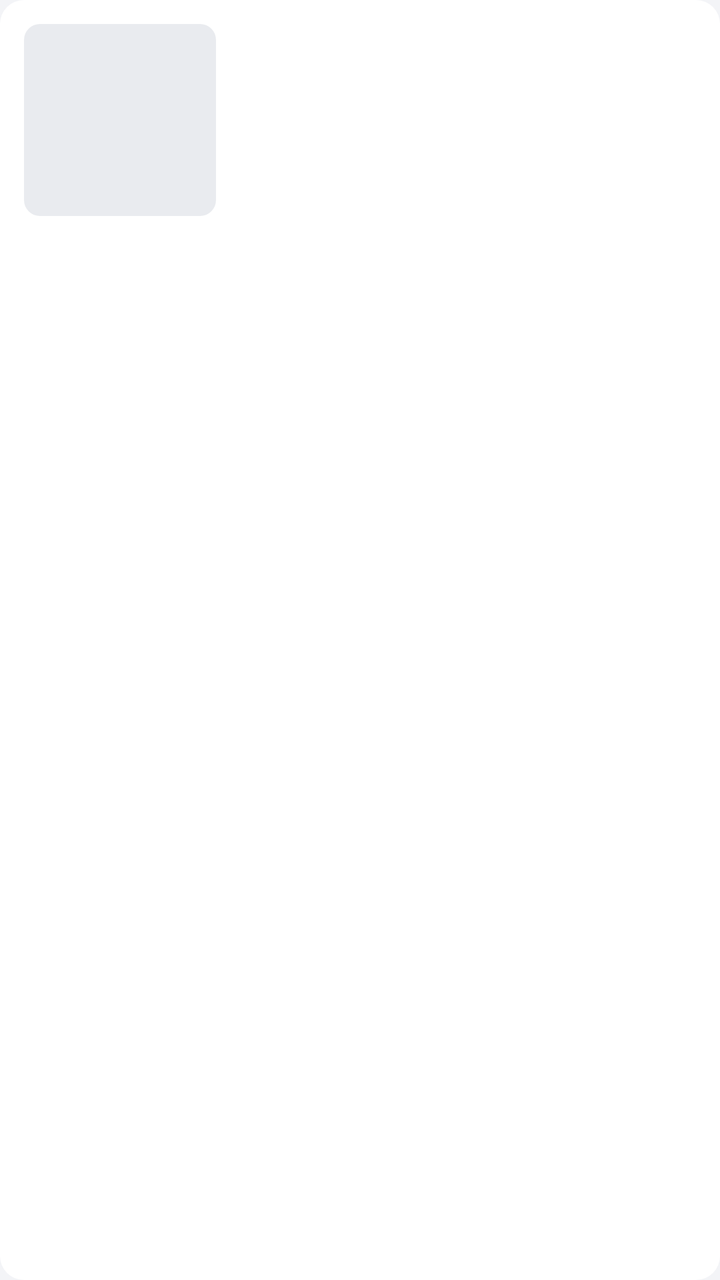
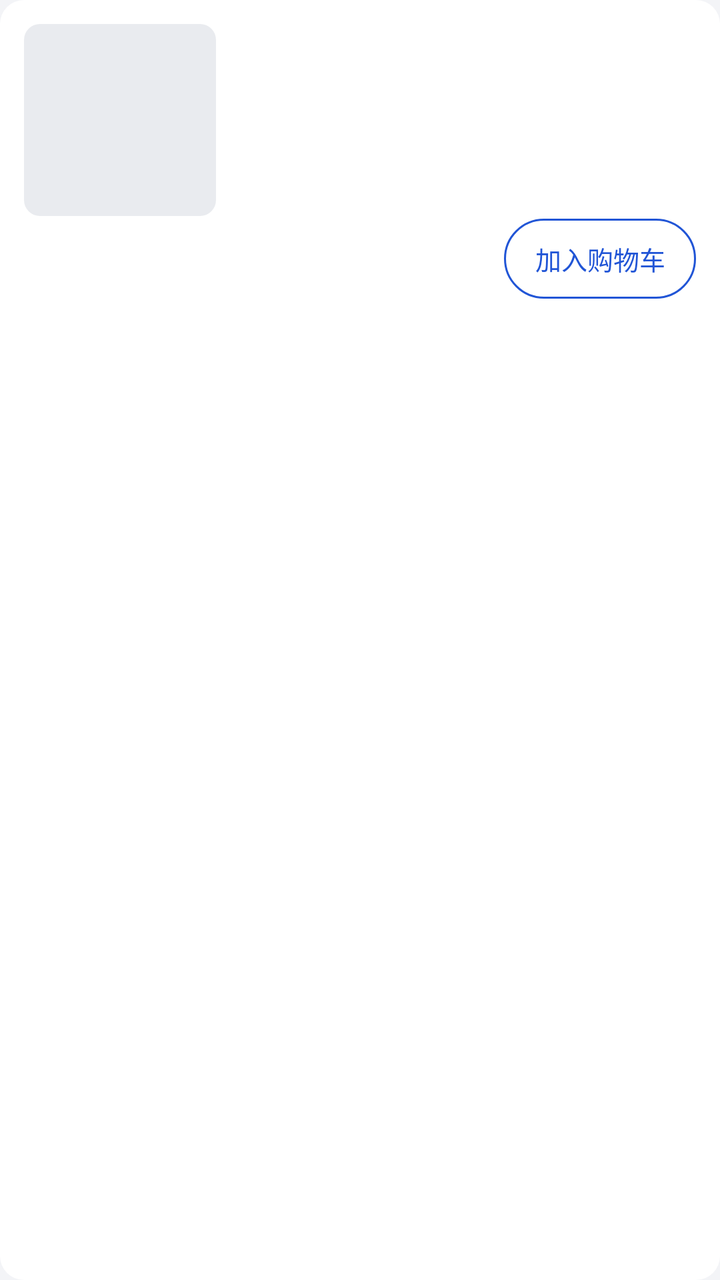

Screens rendered from an Android XML layout before and after an edit, with the pre-edit source and the edit as a unified diff.
<!-- AndroidManifest.xml: application theme Theme.BlinkShop -->
<!-- res/layout/item_product.xml -->
<?xml version="1.0" encoding="utf-8"?>
<LinearLayout xmlns:android="http://schemas.android.com/apk/res/android"
    android:layout_width="match_parent"
    android:layout_height="wrap_content"
    android:layout_marginTop="12dp"
    android:background="@drawable/bg_card"
    android:foreground="?android:attr/selectableItemBackground"
    android:orientation="horizontal"
    android:padding="12dp">

    <ImageView
        android:id="@+id/product_image"
        android:layout_width="@dimen/list_image"
        android:layout_height="@dimen/list_image"
        android:background="@drawable/bg_image"
        android:importantForAccessibility="no"
        android:scaleType="centerCrop" />

    <LinearLayout
        android:layout_width="0dp"
        android:layout_height="wrap_content"
        android:layout_marginStart="12dp"
        android:layout_weight="1"
        android:orientation="vertical">

        <TextView
            android:id="@+id/product_name"
            android:layout_width="match_parent"
            android:layout_height="wrap_content"
            android:ellipsize="end"
            android:maxLines="2"
            android:textColor="@color/text_primary"
            android:textSize="16sp"
            android:textStyle="bold" />

        <TextView
            android:id="@+id/product_byline"
            android:layout_width="match_parent"
            android:layout_height="wrap_content"
            android:layout_marginTop="2dp"
            android:ellipsize="end"
            android:maxLines="1"
            android:textColor="@color/text_secondary"
            android:textSize="13sp" />

        <TextView
            android:id="@+id/product_points"
            android:layout_width="match_parent"
            android:layout_height="wrap_content"
            android:layout_marginTop="4dp"
            android:ellipsize="end"
            android:maxLines="1"
            android:textColor="@color/text_secondary"
            android:textSize="13sp" />

        <LinearLayout
            android:layout_width="match_parent"
            android:layout_height="wrap_content"
            android:layout_marginTop="6dp"
            android:gravity="bottom"
            android:orientation="horizontal">

            <TextView
                android:id="@+id/product_price"
                android:layout_width="wrap_content"
                android:layout_height="wrap_content"
                android:textColor="@color/price"
                android:textSize="18sp"
                android:textStyle="bold" />

            <TextView
                android:id="@+id/product_market_price"
                android:layout_width="wrap_content"
                android:layout_height="wrap_content"
                android:layout_marginStart="6dp"
                android:textColor="@color/text_hint"
                android:textSize="13sp" />

            <View
                android:layout_width="0dp"
                android:layout_height="1dp"
                android:layout_weight="1" />

            <TextView
                android:id="@+id/product_stock"
                android:layout_width="wrap_content"
                android:layout_height="wrap_content"
                android:textSize="12sp" />
        </LinearLayout>
    </LinearLayout>
</LinearLayout>
<!-- resources referenced by this layout -->
<resources>
  <color name="price">#D0342C</color>
  <color name="text_hint">#8A909C</color>
  <color name="text_primary">#15181E</color>
  <color name="text_secondary">#5B6270</color>
  <dimen name="list_image">96dp</dimen>
  <!-- drawable bg_card (drawable) -->
  <?xml version="1.0" encoding="utf-8"?>
  <shape xmlns:android="http://schemas.android.com/apk/res/android" android:shape="rectangle">
      <solid android:color="@color/card_bg" />
      <corners android:radius="@dimen/card_radius" />
  </shape>
  <!-- drawable bg_image (drawable) -->
  <?xml version="1.0" encoding="utf-8"?>
  <shape xmlns:android="http://schemas.android.com/apk/res/android" android:shape="rectangle">
      <solid android:color="@color/image_placeholder" />
      <corners android:radius="8dp" />
  </shape>
  <style name="Theme.BlinkShop" parent="android:Theme.Material.Light.NoActionBar">
          <item name="android:colorPrimary">@color/brand</item>
          <item name="android:colorPrimaryDark">@color/brand</item>
          <item name="android:colorAccent">@color/brand</item>
          <item name="android:windowBackground">@color/page_bg</item>
          <item name="android:statusBarColor">@color/brand</item>
          <item name="android:textColorPrimary">@color/text_primary</item>
          <item name="android:textColorSecondary">@color/text_secondary</item>
      </style>
  <color name="card_bg">#FFFFFF</color>
  <dimen name="card_radius">12dp</dimen>
  <color name="image_placeholder">#E9EBEF</color>
  <color name="brand">#2155D6</color>
  <color name="page_bg">#F3F4F7</color>
</resources>

<!-- the commit's change to res/layout/item_product.xml (unified diff, before → after) -->
@@ -87,5 +87,20 @@
                 android:layout_height="wrap_content"
                 android:textSize="12sp" />
         </LinearLayout>
+
+        <TextView
+            android:id="@+id/product_add"
+            android:layout_width="wrap_content"
+            android:layout_height="40dp"
+            android:layout_gravity="end"
+            android:layout_marginTop="4dp"
+            android:background="@drawable/bg_secondary_button"
+            android:gravity="center"
+            android:minWidth="96dp"
+            android:paddingStart="12dp"
+            android:paddingEnd="12dp"
+            android:text="加入购物车"
+            android:textColor="@color/brand"
+            android:textSize="13sp" />
     </LinearLayout>
 </LinearLayout>
<!-- resource entries referenced after the edit -->
@@ -17,6 +17,13 @@
       <solid android:color="@color/image_placeholder" />
       <corners android:radius="8dp" />
   </shape>
+  <!-- drawable bg_secondary_button (drawable) -->
+  <?xml version="1.0" encoding="utf-8"?>
+  <shape xmlns:android="http://schemas.android.com/apk/res/android" android:shape="rectangle">
+      <solid android:color="@color/card_bg" />
+      <stroke android:width="1dp" android:color="@color/brand" />
+      <corners android:radius="24dp" />
+  </shape>
   <style name="Theme.BlinkShop" parent="android:Theme.Material.Light.NoActionBar">
           <item name="android:colorPrimary">@color/brand</item>
           <item name="android:colorPrimaryDark">@color/brand</item>
